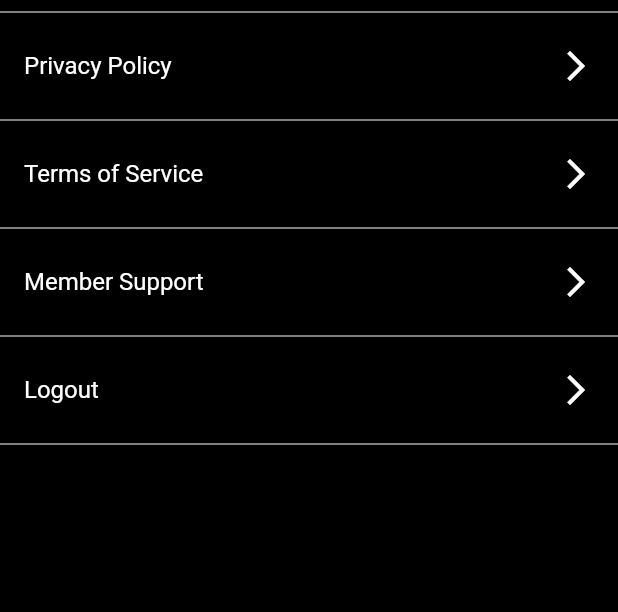
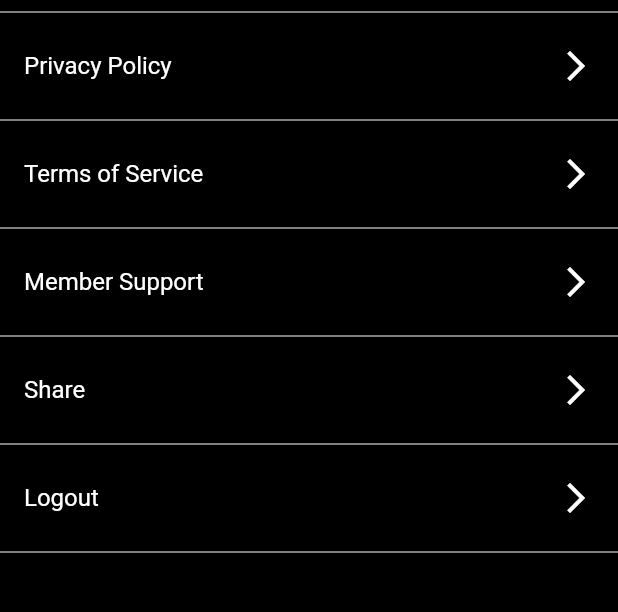
Before and after one commit to fwdAndroid/skismi, a Flutter app: the Settings screen opened directly, on a phone screen of 412 x 824 dp, the part 405-1017 px from its top. Run offline on Flutter 3.47's test engine with Material 2 defaults, Android fonts, the phone set to English and light mode, and no system bars; our stand-ins replace animated_splash_screen, animated_text_kit, carousel_slider, cloud_firestore, firebase_auth, firebase_core and 6 more; missing offline and left inert: flutter_inappwebview, flutter_stripe, mailto; accounts and stored records are empty.

Commit message:
Share Feature Implemented

```diff
--- a/lib/main_screen_pages/settings.dart
+++ b/lib/main_screen_pages/settings.dart
@@ -1,6 +1,6 @@
 import 'package:firebase_auth/firebase_auth.dart';
 import 'package:flutter/material.dart';
-import 'package:shared_preferences/shared_preferences.dart';
+import 'package:share_plus/share_plus.dart';
 import 'package:skismi/auth/login_screen.dart';
 import 'package:mailto/mailto.dart';
 import 'package:url_launcher/url_launcher.dart';
@@ -67,6 +67,23 @@ class _SettingsState extends State<Settings> {
             onTap: _urlEmail,
             title: Text(
               "Member Support",
+              style: TextStyle(color: Colors.white),
+            ),
+            trailing: Icon(
+              Icons.arrow_forward_ios,
+              color: Colors.white,
+            ),
+          ),
+          Divider(
+            color: Colors.white,
+          ),
+          ListTile(
+            onTap: () {
+              Share.share('Check Out Skismi https://example.com',
+                  subject: 'Look what I made!');
+            },
+            title: Text(
+              "Share",
               style: TextStyle(color: Colors.white),
             ),
             trailing: Icon(
--- a/pubspec.yaml
+++ b/pubspec.yaml
@@ -45,6 +45,7 @@ dependencies:
   http: ^0.13.5
   mailto: ^2.0.0
   provider: ^6.0.5
+  share_plus: ^6.3.2
   shared_preferences: ^2.1.0
   social_login_buttons: ^1.0.7
   url_launcher: ^6.1.10
```
Also changed, not shown: pubspec.lock, 3 other files.
